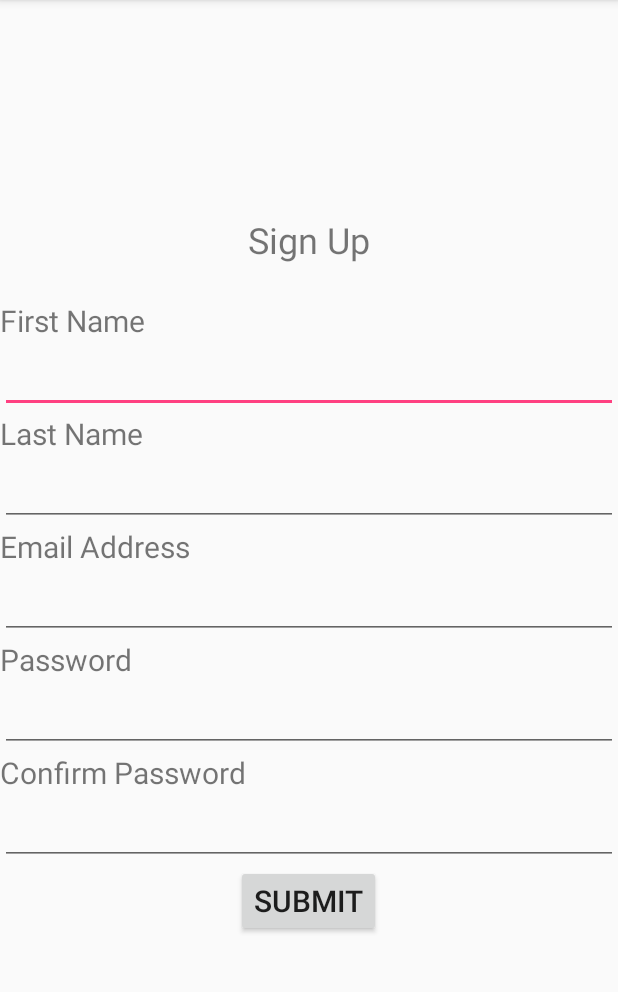
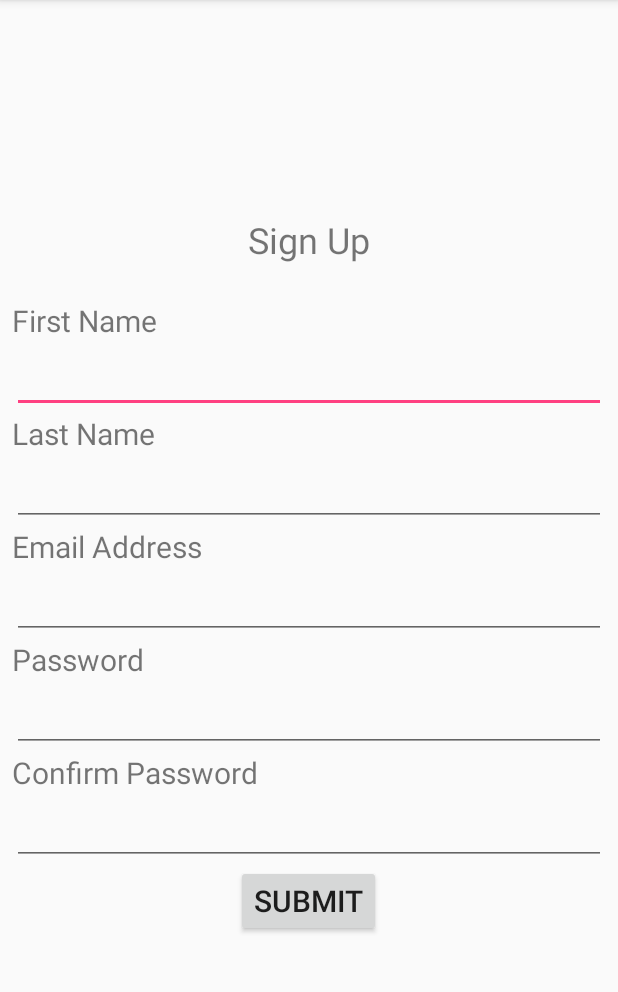
Before and after one commit to rabindrakhanal/bookself, an Android app: the fragment SignUpFragment shown on its own in the app's theme, on a phone screen of 412 x 824 dp, the part 84-1076 px from its top. Run offline under Robolectric (Android 15) with nearby library versions, the phone set to English and light mode, and no system bars.

Commit message:
some layout changes

```diff
--- a/app/src/main/java/edu/ecu/cs/bookshelf/UserDashboardActivity.java
+++ b/app/src/main/java/edu/ecu/cs/bookshelf/UserDashboardActivity.java
@@ -31,7 +31,8 @@ public class UserDashboardActivity extends SingleFragmentActivity {
                 .setMessage("Are you sure you want to exit?")
                 .setPositiveButton(android.R.string.yes, new DialogInterface.OnClickListener() {
                     public void onClick(DialogInterface dialog, int which) {
-                        finish();
+                        Intent intent = new Intent(getApplicationContext(), LoginActivity.class);
+                        startActivity(intent);
                     }
                 })
                 .setNegativeButton(android.R.string.no, new DialogInterface.OnClickListener() {
--- a/app/src/main/res/layout/fragment_sign_up.xml
+++ b/app/src/main/res/layout/fragment_sign_up.xml
@@ -3,7 +3,8 @@
               android:layout_width="match_parent"
               android:layout_height="match_parent"
               android:gravity="center"
-              android:orientation="vertical" >
+              android:orientation="vertical"
+                android:padding="8dp">
 
     <TextView
         android:layout_width="wrap_content"
```
